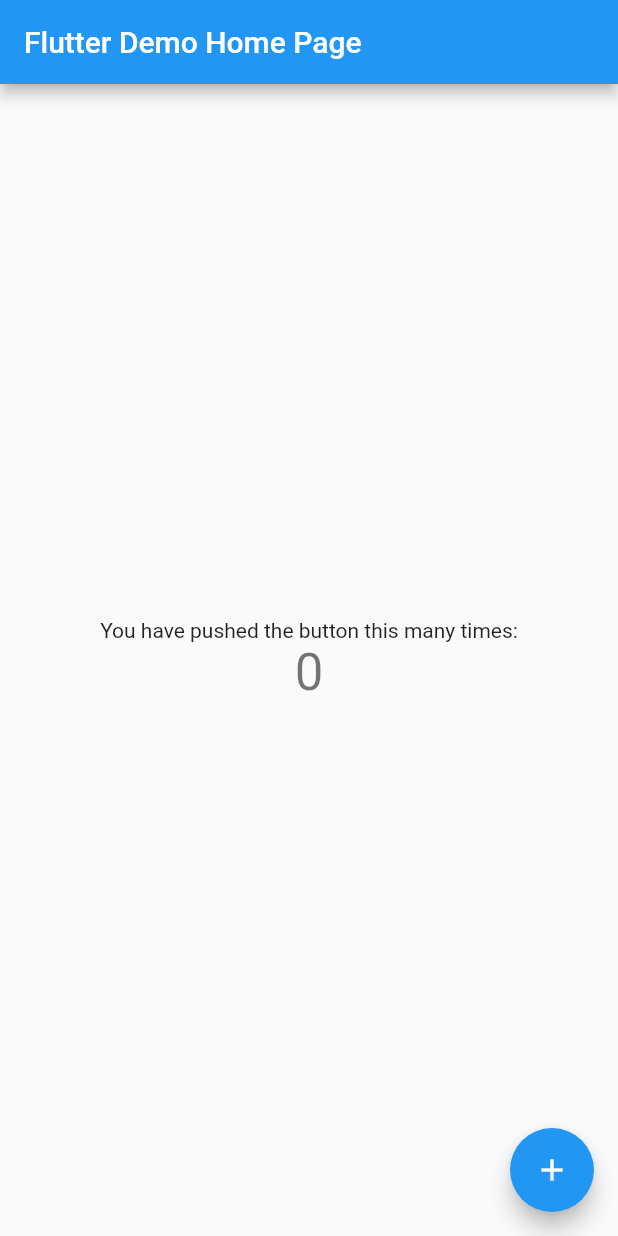
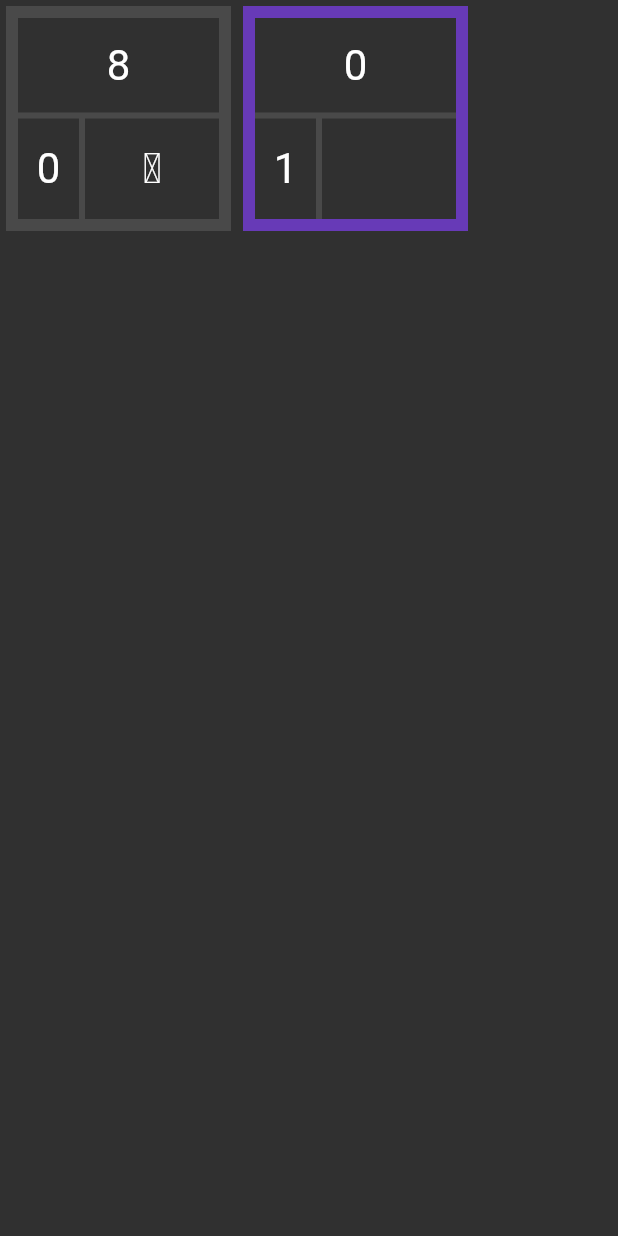
Before and after one commit to Berke-Ates/brainbug, a Flutter app: the first screen one second after launch, on a phone screen of 412 x 824 dp. Run offline on Flutter 3.47's test engine with Material 2 defaults, Android fonts, the light colour scheme and no system bars.

Commit message:
implemented tape

```diff
--- a/lib/interpreter.dart
+++ b/lib/interpreter.dart
@@ -9,7 +9,7 @@
   int tPtr = 0; // Tape Pointer
   int iPtr = 0; // Input Pointer
 
-  final Map<int, int> _bracketLUT = <int, int>{};
+  final Map<int, int> bracketLUT = <int, int>{};
 
   Interpreter(this.code, this.input) {
     final List<int> stack = <int>[];
@@ -22,8 +22,8 @@
         case ']':
           // TODO: Check stacksize
           final int s = stack.removeLast();
-          _bracketLUT[s] = i;
-          _bracketLUT[i] = s;
+          bracketLUT[s] = i;
+          bracketLUT[i] = s;
       }
     }
 
@@ -31,6 +31,8 @@
   }
 
   void step([int size = 1]) {
+    if (isDone()) return;
+
     for (int i = 0; i < size; i++) {
       switch (code[cPtr]) {
         case '+':
@@ -48,22 +50,27 @@
           _alloc();
           break;
         case ',':
-          // TODO: Check EOF
-          tape[tPtr] = ascii2Byte(input[iPtr++]);
+          if (iPtr < input.length) {
+            tape[tPtr] = ascii2Byte(input[iPtr++]);
+          }
           break;
         case '.':
           output += byte2Ascii(tape[tPtr]!);
           break;
         case '[':
-          if (tape[tPtr] == 0) cPtr = _bracketLUT[tPtr]!;
+          if (tape[tPtr] == 0) cPtr = bracketLUT[cPtr]!;
           break;
         case ']':
-          if (tape[tPtr] != 0) cPtr = _bracketLUT[tPtr]!;
+          if (tape[tPtr] != 0) cPtr = bracketLUT[cPtr]!;
           break;
         // Otherwise not instr
       }
+
+      cPtr++;
     }
   }
+
+  bool isDone() => cPtr >= code.length;
 
   void _alloc() {
     for (int i = tape.length; i <= tPtr; i++) {
@@ -71,14 +78,12 @@
     }
   }
 
-// TODO: ascii2Byte
   int ascii2Byte(String ascii) {
-    return 2;
+    return ascii.codeUnitAt(0);
   }
 
-// TODO: byte2Ascii
   String byte2Ascii(int byte) {
-    return 'hhh';
+    return String.fromCharCode(byte);
   }
 
   // TODO: Implement tape wrapping
--- a/lib/main.dart
+++ b/lib/main.dart
@@ -1,115 +1,54 @@
+import 'package:brainbug/interpreter.dart';
+import 'package:brainbug/tapeview.dart';
 import 'package:flutter/material.dart';
 
 void main() {
-  runApp(const MyApp());
+  runApp(const BrainBug());
 }
 
-class MyApp extends StatelessWidget {
-  const MyApp({Key? key}) : super(key: key);
+class BrainBug extends StatefulWidget {
+  const BrainBug({Key? key}) : super(key: key);
 
-  // This widget is the root of your application.
   @override
-  Widget build(BuildContext context) {
-    return MaterialApp(
-      title: 'Flutter Demo',
-      theme: ThemeData(
-        // This is the theme of your application.
-        //
-        // Try running your application with "flutter run". You'll see the
-        // application has a blue toolbar. Then, without quitting the app, try
-        // changing the primarySwatch below to Colors.green and then invoke
-        // "hot reload" (press "r" in the console where you ran "flutter run",
-        // or simply save your changes to "hot reload" in a Flutter IDE).
-        // Notice that the counter didn't reset back to zero; the application
-        // is not restarted.
-        primarySwatch: Colors.blue,
-      ),
-      home: const MyHomePage(title: 'Flutter Demo Home Page'),
-    );
-  }
+  State<BrainBug> createState() => _BrainBugState();
 }
 
-class MyHomePage extends StatefulWidget {
-  const MyHomePage({Key? key, required this.title}) : super(key: key);
-
-  // This widget is the home page of your application. It is stateful, meaning
-  // that it has a State object (defined below) that contains fields that affect
-  // how it looks.
-
-  // This class is the configuration for the state. It holds the values (in this
-  // case the title) provided by the parent (in this case the App widget) and
-  // used by the build method of the State. Fields in a Widget subclass are
-  // always marked "final".
-
-  final String title;
+class _BrainBugState extends State<BrainBug>
+    with SingleTickerProviderStateMixin {
+  final Interpreter interpreter = Interpreter(
+      '++++++++[>++++[>++>+++>+++>+<<<<-]>+>+>->>+[<]<-]>>.>---.+++++++..+++.>>.<-.<.+++.------.--------.>>+.>++.',
+      '12341234');
+  int el = 0;
 
   @override
-  State<MyHomePage> createState() => _MyHomePageState();
-}
+  void initState() {
+    super.initState();
 
-class _MyHomePageState extends State<MyHomePage> {
-  int _counter = 0;
-
-  void _incrementCounter() {
-    setState(() {
-      // This call to setState tells the Flutter framework that something has
-      // changed in this State, which causes it to rerun the build method below
-      // so that the display can reflect the updated values. If we changed
-      // _counter without calling setState(), then the build method would not be
-      // called again, and so nothing would appear to happen.
-      _counter++;
-    });
+    createTicker((Duration elapsed) {
+      if (!interpreter.isDone()) {
+        interpreter.step();
+        setState(() {});
+        print(interpreter.output);
+      }
+    }).start();
   }
 
   @override
   Widget build(BuildContext context) {
-    // This method is rerun every time setState is called, for instance as done
-    // by the _incrementCounter method above.
-    //
-    // The Flutter framework has been optimized to make rerunning build methods
-    // fast, so that you can just rebuild anything that needs updating rather
-    // than having to individually change instances of widgets.
-    return Scaffold(
-      appBar: AppBar(
-        // Here we take the value from the MyHomePage object that was created by
-        // the App.build method, and use it to set our appbar title.
-        title: Text(widget.title),
+    return MaterialApp(
+      title: 'BrainBug',
+      theme: ThemeData.dark().copyWith(
+        primaryColor: Colors.deepPurple,
+        textTheme: Theme.of(context).textTheme.apply(
+              fontSizeFactor: 2,
+              bodyColor: Colors.white,
+            ),
       ),
-      body: Center(
-        // Center is a layout widget. It takes a single child and positions it
-        // in the middle of the parent.
-        child: Column(
-          // Column is also a layout widget. It takes a list of children and
-          // arranges them vertically. By default, it sizes itself to fit its
-          // children horizontally, and tries to be as tall as its parent.
-          //
-          // Invoke "debug painting" (press "p" in the console, choose the
-          // "Toggle Debug Paint" action from the Flutter Inspector in Android
-          // Studio, or the "Toggle Debug Paint" command in Visual Studio Code)
-          // to see the wireframe for each widget.
-          //
-          // Column has various properties to control how it sizes itself and
-          // how it positions its children. Here we use mainAxisAlignment to
-          // center the children vertically; the main axis here is the vertical
-          // axis because Columns are vertical (the cross axis would be
-          // horizontal).
-          mainAxisAlignment: MainAxisAlignment.center,
-          children: <Widget>[
-            const Text(
-              'You have pushed the button this many times:',
-            ),
-            Text(
-              '$_counter',
-              style: Theme.of(context).textTheme.headline4,
-            ),
-          ],
+      home: Scaffold(
+        body: SingleChildScrollView(
+          child: TapeView(interpreter),
         ),
       ),
-      floatingActionButton: FloatingActionButton(
-        onPressed: _incrementCounter,
-        tooltip: 'Increment',
-        child: const Icon(Icons.add),
-      ), // This trailing comma makes auto-formatting nicer for build methods.
     );
   }
 }
--- /dev/null
+++ b/lib/tapeview.dart
@@ -0,0 +1,104 @@
+import 'package:brainbug/interpreter.dart';
+import 'package:flutter/material.dart';
+
+class TapeView extends StatelessWidget {
+  final Interpreter interpreter;
+
+  const TapeView(this.interpreter);
+
+  @override
+  Widget build(BuildContext context) {
+    return Wrap(
+      children: interpreter.tape.entries
+          .map(
+            (MapEntry<int, int> e) => MemoryCell(
+              pos: e.key,
+              val: e.value,
+              sym: interpreter.byte2Ascii(e.value),
+              selected: e.key == interpreter.tPtr,
+            ),
+          )
+          .toList(),
+    );
+  }
+}
+
+class MemoryCell extends StatelessWidget {
+  final int pos;
+  final int val;
+  final String sym;
+  final bool selected;
+
+  const MemoryCell({
+    required this.pos,
+    required this.val,
+    required this.sym,
+    required this.selected,
+  });
+
+  @override
+  Widget build(BuildContext context) {
+    return Container(
+      margin: const EdgeInsets.all(4),
+      height: 150,
+      decoration: BoxDecoration(
+        border: Border.all(
+          color: selected
+              ? Theme.of(context).primaryColor
+              : Theme.of(context).dividerColor,
+          width: 8,
+        ),
+      ),
+      child: AspectRatio(
+        aspectRatio: 1,
+        child: Column(
+          mainAxisSize: MainAxisSize.min,
+          children: <Widget>[
+            Expanded(
+              child: Container(
+                decoration: BoxDecoration(
+                  border: Border(
+                    bottom: BorderSide(
+                      color: Theme.of(context).dividerColor,
+                      width: 4,
+                    ),
+                  ),
+                ),
+                child: Center(
+                  child: Text(val.toString()),
+                ),
+              ),
+            ),
+            Expanded(
+              child: Row(
+                children: <Widget>[
+                  Expanded(
+                    child: Container(
+                      decoration: BoxDecoration(
+                        border: Border(
+                          right: BorderSide(
+                            color: Theme.of(context).dividerColor,
+                            width: 4,
+                          ),
+                        ),
+                      ),
+                      child: Center(
+                        child: Text(pos.toString()),
+                      ),
+                    ),
+                  ),
+                  Expanded(
+                    flex: 2,
+                    child: Center(
+                      child: Text(sym),
+                    ),
+                  ),
+                ],
+              ),
+            )
+          ],
+        ),
+      ),
+    );
+  }
+}
```
Also changed, not shown: 1 other file.
